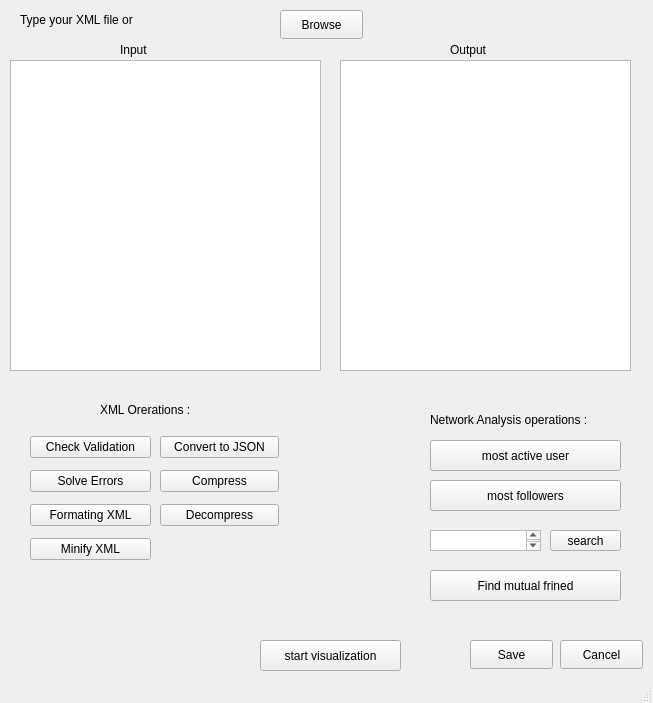
Old version of the form GUI/mainwindow.ui in the repository Jovany-20/XML-DSA-PROJECT.
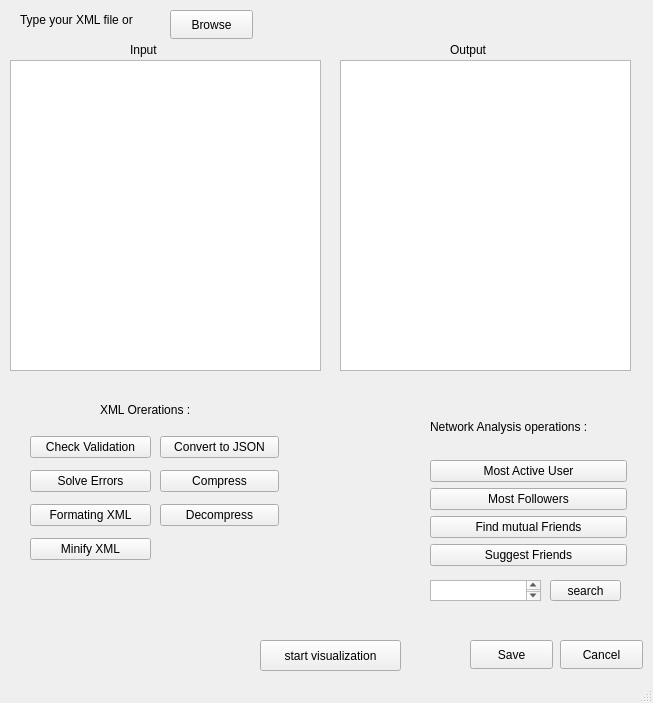
New version of the form.

Commit message: integrate Suggest friends function with GUI

Diff of the .ui file:
```diff
--- a/GUI/mainwindow.ui
+++ b/GUI/mainwindow.ui
@@ -17,7 +17,7 @@
    <widget class="QPushButton" name="pushButton">
     <property name="geometry">
      <rect>
-      <x>280</x>
+      <x>170</x>
       <y>10</y>
       <width>83</width>
       <height>29</height>
@@ -79,7 +79,7 @@
    <widget class="QLabel" name="label_2">
     <property name="geometry">
      <rect>
-      <x>120</x>
+      <x>130</x>
       <y>40</y>
       <width>41</width>
       <height>20</height>
@@ -179,7 +179,7 @@
     <property name="geometry">
      <rect>
       <x>550</x>
-      <y>530</y>
+      <y>580</y>
       <width>71</width>
       <height>21</height>
      </rect>
@@ -192,7 +192,7 @@
     <property name="geometry">
      <rect>
       <x>430</x>
-      <y>530</y>
+      <y>580</y>
       <width>111</width>
       <height>21</height>
      </rect>
@@ -211,32 +211,6 @@
      <string>start visualization</string>
     </property>
    </widget>
-   <widget class="QPushButton" name="mostActiveUserButton">
-    <property name="geometry">
-     <rect>
-      <x>430</x>
-      <y>440</y>
-      <width>191</width>
-      <height>31</height>
-     </rect>
-    </property>
-    <property name="text">
-     <string>most active user</string>
-    </property>
-   </widget>
-   <widget class="QPushButton" name="mostActiveUserButton_2">
-    <property name="geometry">
-     <rect>
-      <x>430</x>
-      <y>480</y>
-      <width>191</width>
-      <height>31</height>
-     </rect>
-    </property>
-    <property name="text">
-     <string>most followers</string>
-    </property>
-   </widget>
    <widget class="QPushButton" name="SaveButton">
     <property name="geometry">
      <rect>
@@ -263,31 +237,52 @@
      <string>XML Orerations :</string>
     </property>
    </widget>
-   <widget class="QLabel" name="label_5">
+   <widget class="QWidget" name="">
     <property name="geometry">
      <rect>
       <x>430</x>
-      <y>410</y>
-      <width>201</width>
-      <height>20</height>
+      <y>400</y>
+      <width>197</width>
+      <height>166</height>
      </rect>
     </property>
-    <property name="text">
-     <string>Network Analysis operations :</string>
-    </property>
-   </widget>
-   <widget class="QPushButton" name="mutualFriendsButton">
-    <property name="geometry">
-     <rect>
-      <x>430</x>
-      <y>570</y>
-      <width>191</width>
-      <height>31</height>
-     </rect>
-    </property>
-    <property name="text">
-     <string>Find mutual frined</string>
-    </property>
+    <layout class="QVBoxLayout" name="verticalLayout_3">
+     <item>
+      <widget class="QLabel" name="label_5">
+       <property name="text">
+        <string>Network Analysis operations :</string>
+       </property>
+      </widget>
+     </item>
+     <item>
+      <widget class="QPushButton" name="mostActiveUserButton">
+       <property name="text">
+        <string>Most Active User</string>
+       </property>
+      </widget>
+     </item>
+     <item>
+      <widget class="QPushButton" name="mostActiveUserButton_2">
+       <property name="text">
+        <string>Most Followers</string>
+       </property>
+      </widget>
+     </item>
+     <item>
+      <widget class="QPushButton" name="mutualFriendsButton">
+       <property name="text">
+        <string>Find mutual Friends</string>
+       </property>
+      </widget>
+     </item>
+     <item>
+      <widget class="QPushButton" name="mutualFriendsButton_2">
+       <property name="text">
+        <string>Suggest Friends</string>
+       </property>
+      </widget>
+     </item>
+    </layout>
    </widget>
   </widget>
   <widget class="QMenuBar" name="menubar">
```
The commit also changes 6 other files.
